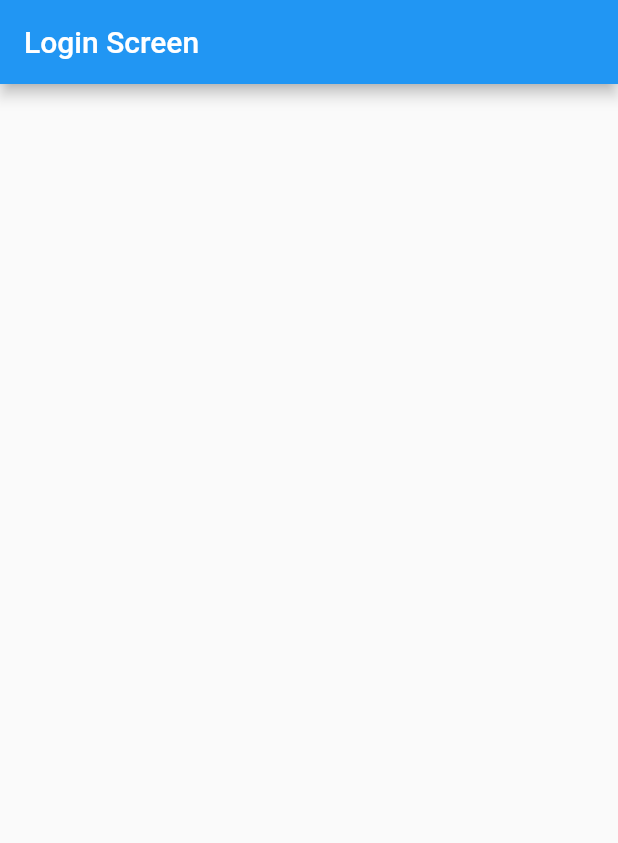
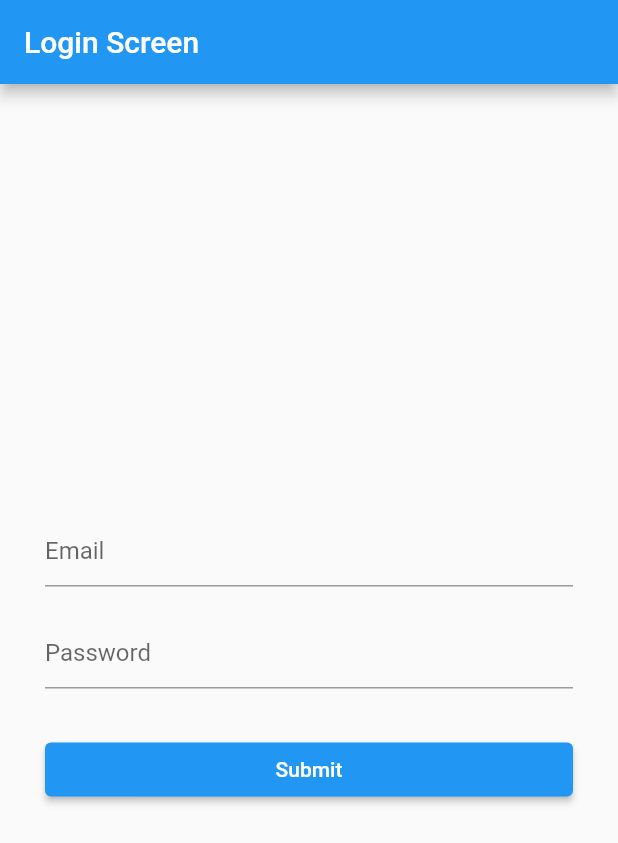
Before and after one commit to Prasiddha777/Flutter-MVVM, a Flutter app: the screen it shows after launch, on a phone screen of 412 x 824 dp. Shown: the top 843 px of the screen. Run offline on Flutter 3.47's test engine with Material 2 defaults, Android fonts, the phone set to English and light mode, and no system bars; our stand-ins replace fluttertoast.

Commit message:
new commit

```diff
--- a/lib/main.dart
+++ b/lib/main.dart
@@ -2,6 +2,8 @@ import 'package:flutter/material.dart';
 import 'package:mvc/login_screen.dart';
 import 'package:mvc/utils/routes/routes.dart';
 import 'package:mvc/utils/routes/routes_name.dart';
+import 'package:mvc/view_model/auth_vm.dart';
+import 'package:provider/provider.dart';
 
 void main() {
   runApp(const MyApp());
@@ -13,7 +15,9 @@ class MyApp extends StatelessWidget {
   // This widget is the root of your application.
   @override
   Widget build(BuildContext context) {
-    return MaterialApp(
+    return MultiProvider(
+      providers: [ChangeNotifierProvider(create: (_) => AuthViewModel())],
+      child: MaterialApp(
         title: 'Flutter Demo',
         theme: ThemeData(
           primarySwatch: Colors.blue,
@@ -21,6 +25,7 @@ class MyApp extends StatelessWidget {
         debugShowCheckedModeBanner: false,
         initialRoute: RoutesName.login,
         onGenerateRoute: Routes.generateRoutes,
+      ),
     );
   }
 }
--- a/lib/view/login_screen.dart
+++ b/lib/view/login_screen.dart
@@ -1,4 +1,7 @@
 import 'package:flutter/material.dart';
+import 'package:mvc/utils/utils.dart';
+import 'package:mvc/view_model/auth_vm.dart';
+import 'package:provider/provider.dart';
 
 class LoginScreen extends StatefulWidget {
   const LoginScreen({super.key});
@@ -8,12 +11,64 @@ class LoginScreen extends StatefulWidget {
 }
 
 class _LoginScreenState extends State<LoginScreen> {
+  final TextEditingController _controllerEmail = TextEditingController();
+  final TextEditingController _controllerPassword = TextEditingController();
   @override
   Widget build(BuildContext context) {
+    final authViewModel = Provider.of<AuthViewModel>(context);
     return Scaffold(
       appBar: AppBar(
         title: const Text("Login Screen"),
       ),
+      body: Padding(
+        padding: const EdgeInsets.symmetric(
+          horizontal: 30,
+        ),
+        child: Column(
+          mainAxisAlignment: MainAxisAlignment.center,
+          crossAxisAlignment: CrossAxisAlignment.center,
+          children: [
+            TextField(
+              controller: _controllerEmail,
+              decoration: const InputDecoration(
+                hintText: 'Email',
+              ),
+            ),
+            const SizedBox(
+              height: 20,
+            ),
+            TextField(
+              controller: _controllerPassword,
+              decoration: const InputDecoration(
+                hintText: 'Password',
+              ),
+            ),
+            const SizedBox(
+              height: 30,
+            ),
+            SizedBox(
+              width: MediaQuery.of(context).size.width,
+              child: ElevatedButton(
+                onPressed: () {
+                  if (_controllerEmail == null) {
+                    Utils.flutterToast("msg");
+                  } else if (_controllerPassword == null) {
+                    Utils.flutterToast("msg");
+                  } else {
+                    Map data = {
+                      'email': _controllerEmail.text.toString(),
+                      'password': _controllerPassword.text.toString(),
+                    };
+                    authViewModel.loginApi(data, context);
+                    print("Api Hit");
+                  }
+                },
+                child: const Text("Submit"),
+              ),
+            ),
+          ],
+        ),
+      ),
     );
   }
 }
--- a/pubspec.yaml
+++ b/pubspec.yaml
@@ -36,6 +36,8 @@ dependencies:
   # Use with the CupertinoIcons class for iOS style icons.
   cupertino_icons: ^1.0.2
   http: ^0.13.6
+  provider: ^6.0.5
+  fluttertoast: ^8.2.1
 
 dev_dependencies:
   flutter_test:
```
Also changed, not shown: lib/repository/auth_repo.dart (added, +27 -0 lines), lib/utils/utils.dart (+15 -0 lines), lib/view_model/auth_vm.dart (added, +23 -0 lines), pubspec.lock. Lines whose indentation alone changed are shown as unchanged.
